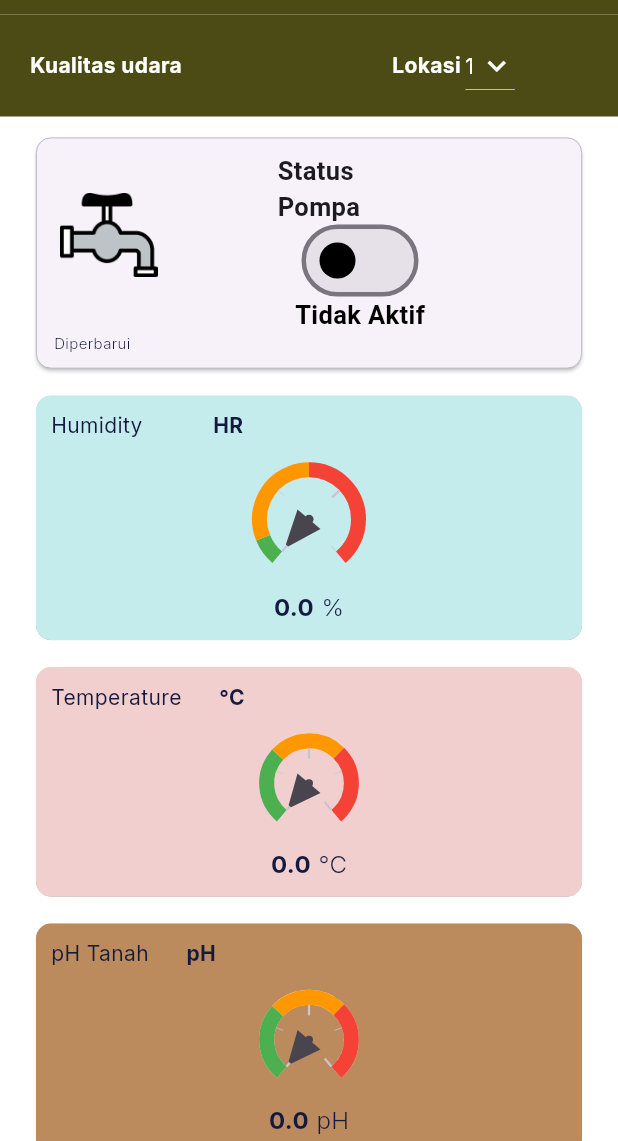
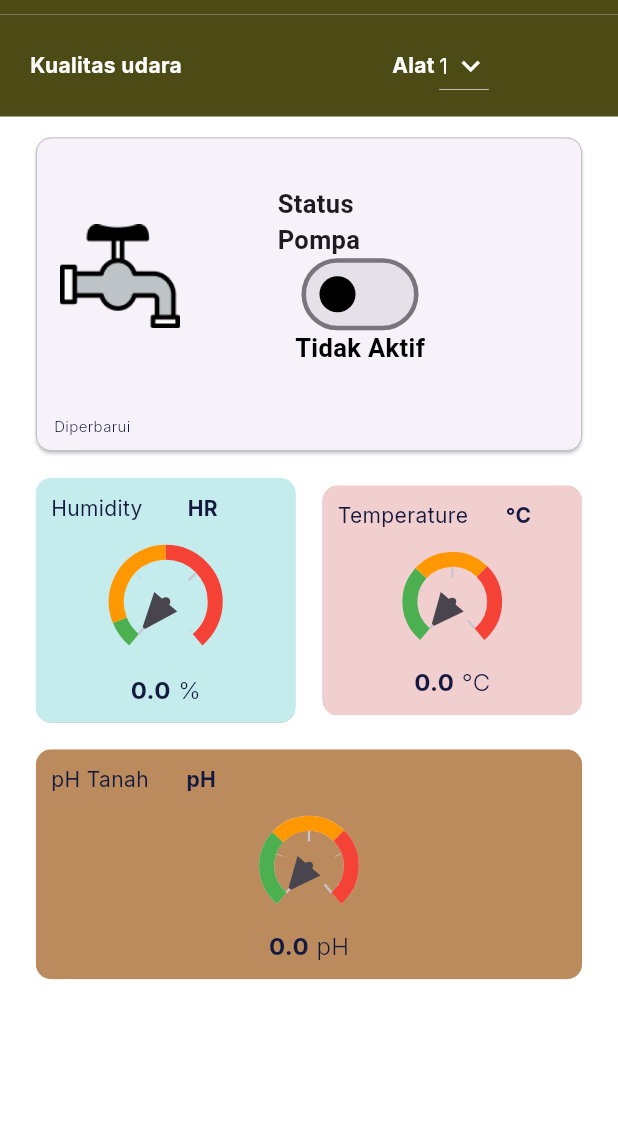
Before and after one commit to bintangandk/mobile-nursery-gapoktan, a Flutter app: the DashboardPage screen opened directly, on a phone screen of 412 x 824 dp, the part 95-1236 px from its top. Run offline on Flutter 3.47's test engine with Material 3 defaults, Android fonts, the phone set to English and light mode, and no system bars; drawn by our look-alikes of syncfusion_flutter_gauges; our stand-ins replace fl_chart, google_fonts, shared_preferences; accounts and stored records are empty; network calls fail.

Commit message:
add api control pompa (bug)

```diff
--- a/lib/Screens/dashboard_page.dart
+++ b/lib/Screens/dashboard_page.dart
@@ -9,6 +9,8 @@
 import 'package:mobile_gmf/services/api_services_temp.dart';
 import 'package:mobile_gmf/services/api_services_hum.dart';
 import 'package:mobile_gmf/Models/gas_reading.dart';
+import 'package:mobile_gmf/Models/control_state.dart';
+import 'package:mobile_gmf/services/pum_service.dart';
 import 'dart:async';
 import 'dart:convert';
 import 'package:intl/intl.dart';
@@ -24,8 +26,10 @@
 class _DashboardPageState extends State<DashboardPage> {
   double humidity = 0.0;
   double temperature = 0.0;
+  double ph_tanah = 0.0;
   String lastUpdated = '';
-  bool isToggled = false; // Variabel untuk melacak status toggle
+  bool isToggled = false; // Status awal pompa
+  final PumpService pumpService = PumpService();
   List<HourlyTemperature> dailySummary = [];
   List<HourlyHumidity> dailySummary2 = [];
 
@@ -104,6 +108,28 @@
     }
   }
 
+   // Fungsi untuk toggle status pompa
+  Future<void> _togglePump() async {
+    try {
+      // Kirim request ke API untuk mengubah status pompa
+      final newStatus = await pumpService.togglePumpStatus(7); // Mengirim id_alat 7
+
+      // Update UI berdasarkan status baru
+      setState(() {
+        isToggled = newStatus; // Mengubah status berdasarkan respons
+      });
+
+      // Tampilkan notifikasi
+      ScaffoldMessenger.of(context).showSnackBar(
+        SnackBar(content: Text(isToggled ? 'Pompa dihidupkan' : 'Pompa dimatikan')),
+      );
+    } catch (e) {
+      // Jika ada error, tampilkan pesan
+      ScaffoldMessenger.of(context).showSnackBar(
+        SnackBar(content: Text('Gagal mengubah status pompa: $e')),
+      );
+    }
+  }
 
 
   // Initial Selected Value
@@ -168,7 +194,7 @@
                   Row(
                     children: [
                       const SizedBox(width: 140),
-                      Text('Lokasi',
+                      Text('Alat',
                           style: whitekTextStyle.copyWith(fontWeight: bold)),
                       SizedBox(width: 3),
                       DropdownButton(
@@ -231,13 +257,13 @@
                                                 ),
                                                 Image.asset(
                                                     'assets/pump-icon.png',
-                                                    height: 65,
-                                                    width: 65),
+                                                    height: 80,
+                                                    width: 80),
                                                 const SizedBox(
-                                                  width: 80,
+                                                  width: 65,
                                                 ),
                                                 Container(
-                                                  height: 110,
+                                                  height: 165,
                                                   width: 110,
                                                   alignment: Alignment.center,
                                                   child: Column(
@@ -258,6 +284,7 @@
                                                             setState(() {
                                                               isToggled = value;
                                                             });
+                                                            _togglePump(); // Panggil untuk memperbarui status di server
                                                           },
                                                           activeColor: Colors.brown,
                                                           inactiveThumbColor: Colors.black,
@@ -268,9 +295,9 @@
                                                         style: TextStyle(
                                                           fontSize: 17,
                                                           fontWeight: FontWeight.bold,
-                                                          color: isToggled ? Colors.brown : Colors.black
+                                                          color: isToggled ? Colors.brown : Colors.black,
                                                         ),
-                                                      )
+                                                      ),
                                                     ],
                                                   ),
                                                 ),
@@ -300,18 +327,27 @@
                             padding: const EdgeInsets.symmetric(horizontal: 20.0),
                             child: Column(
                               children: [
-                                buildGasCard(
+                                Row(
+                                  mainAxisAlignment: MainAxisAlignment.spaceBetween,
+                                  children: [
+                                    Expanded(
+                                      child: buildGasCard(
                                         'Humidity',
                                         'HR',
                                         humidity,
                                         Color.fromRGBO(197, 236, 237, 1),
                                       ),
-                                SizedBox(height: 10),
-                                buildGasCard2(
+                                    ),
+                                    SizedBox(width: 10),
+                                    Expanded(
+                                      child: buildGasCard2(
                                         'Temperature',
                                         '°C',
                                         temperature,
                                         Color.fromRGBO(242, 207, 207, 1),
+                                      ),
+                                    ),
+                                  ],
                                 ),
                                 SizedBox(height: 10),
                                 buildGasCard3(
@@ -416,7 +452,7 @@
                 Text(title,
                     style: blackTextStyle.copyWith(fontWeight: regular)),
                 const SizedBox(
-                  width: 47,
+                  width: 30,
                 ),
                 Text(kode, style: blackTextStyle.copyWith(fontWeight: bold)),
               ],
```
Also changed, not shown: lib/Models/avarage_ph.dart (added, +28 -0 lines), lib/Models/control_state.dart (+9 -12 lines), lib/services/api_control_state.dart (deleted, +0 -31 lines), lib/services/pum_service.dart (added, +44 -0 lines), lib/services/api_services_ph.dart (added). Lines whose indentation alone changed are shown as unchanged.
